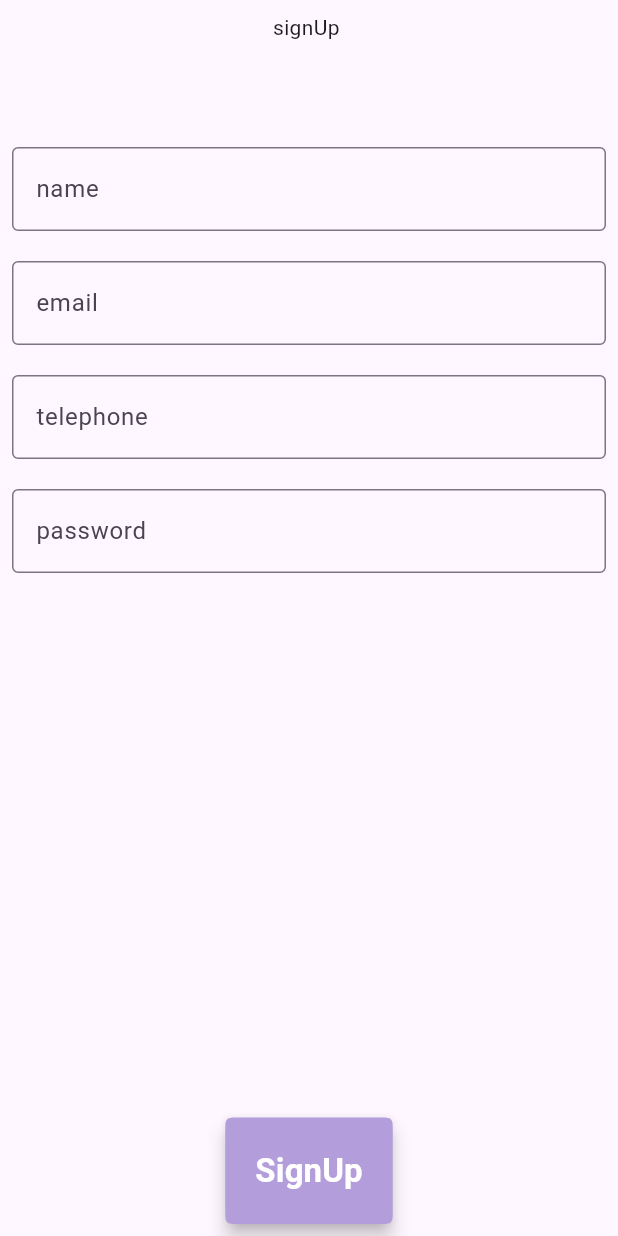
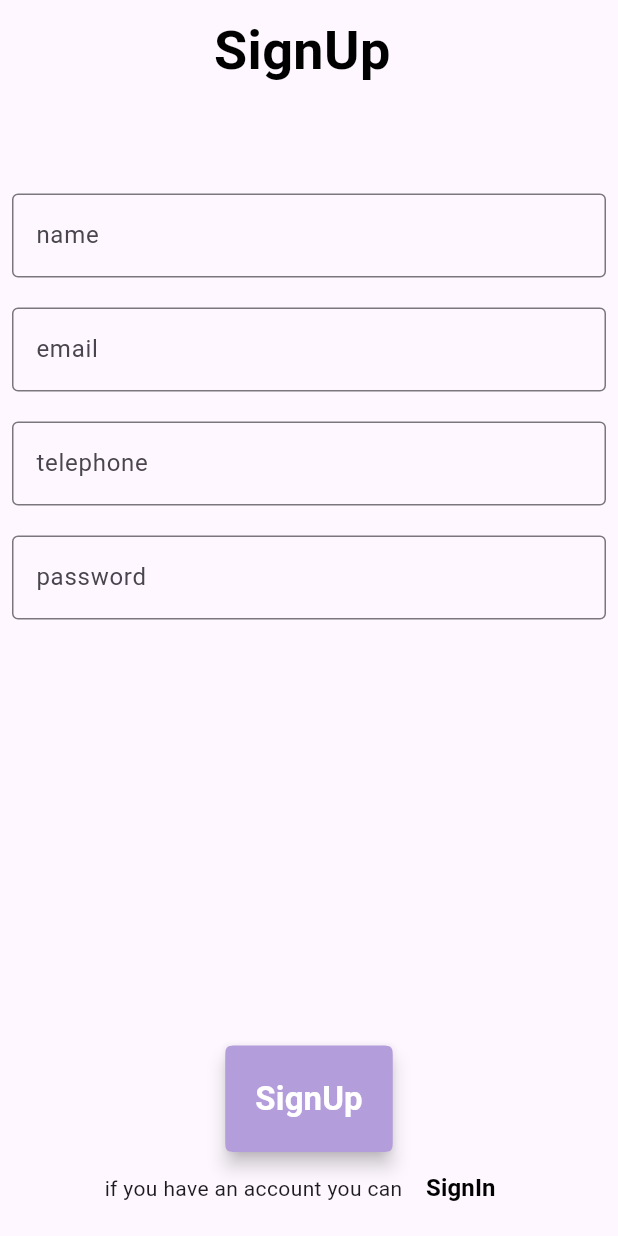
Before and after one commit to RiadHr/form_test, a Flutter app: the screen it shows after launch, on a phone screen of 412 x 824 dp. Run offline on Flutter 3.47's test engine with Material 3 defaults, Android fonts, the phone set to English and light mode, and no system bars.

Commit message:
home_page renamed to singup_page adding some style to global_constant

```diff
--- a/lib/main.dart
+++ b/lib/main.dart
@@ -1,5 +1,5 @@
 import 'package:flutter/material.dart';
-import 'package:form/pages/home_page.dart';
+import 'package:form/pages/signup_page.dart';
 
 void main() {
   runApp(const MyApp());
@@ -17,7 +17,7 @@ class MyApp extends StatelessWidget {
         colorScheme: ColorScheme.fromSeed(seedColor: Colors.deepPurple),
         useMaterial3: true,
       ),
-      home: const HomePage(title: 'Flutter Demo Home Page'),
+      home: const SignupPage(title: 'Flutter Demo Home Page'),
     );
   }
 }
--- a/lib/pages/home_page.dart
+++ b/lib/pages/signup_page.dart
@@ -4,15 +4,15 @@ import 'package:form/widget/custom_form_field.dart';
 import 'package:form/utlis/input_validators.dart';
 import 'package:form/widget/custom_signup_button.dart';
 
-class HomePage extends StatefulWidget {
-  const HomePage({super.key, required this.title});
+class SignupPage extends StatefulWidget {
+  const SignupPage({super.key, required this.title});
   final String title;
 
   @override
-  State<HomePage> createState() => _HomePageState();
+  State<SignupPage> createState() => _SignupPageState();
 }
 
-class _HomePageState extends State<HomePage> {
+class _SignupPageState extends State<SignupPage> {
   @override
   Widget build(BuildContext context) {
     return Scaffold(
@@ -22,7 +22,7 @@ class _HomePageState extends State<HomePage> {
           child: Column(
             mainAxisAlignment: MainAxisAlignment.spaceEvenly,
             children: [
-              Text("signUp ",),
+              const Text("SignUp ",style: GlobalConstant.ktextSingupHeaderStyle,),
               const SizedBox(height: 50,),
               Expanded(
                 child: SingleChildScrollView(
@@ -74,9 +74,19 @@ class _HomePageState extends State<HomePage> {
               ),
               CustomSignupButton(
                   buttonHandler:(){},
-                  buttonContent: "SignUp")
-
-
+                  buttonContent: "SignUp"),
+              Row(
+                mainAxisAlignment: MainAxisAlignment.center,
+                children: [
+                const Text("if you have an account you can "),
+                TextButton(
+                    style: ButtonStyle(
+                      backgroundColor: MaterialStateProperty.all(Colors.transparent),
+                    ),
+                    onPressed: () {},
+                    child: const Text("SignIn",style: GlobalConstant.ktextSingupTextStyle,)
+                )
+              ],)
           ],),
         ),
       ),
--- a/lib/utlis/global_Constant.dart
+++ b/lib/utlis/global_Constant.dart
@@ -8,6 +8,14 @@ class GlobalConstant{
   static final inputFormaterPhoneField = [FilteringTextInputFormatter.allow(RegExp(r"[0-9]"))];
   static final inputFormaterEmailField = [FilteringTextInputFormatter.allow(RegExp(r"[a-zA-Z]+|\s"))];
 
+  static const ktextSingupHeaderStyle = TextStyle(
+    color: Colors.black,
+    fontSize: 36,
+    fontWeight: FontWeight.w700,);
+  static const ktextSingupTextStyle = TextStyle(
+    color: Colors.black,
+    fontSize: 16,
+    fontWeight: FontWeight.w700,);
   static const ktextSingupStyle = TextStyle(
     color: Colors.white,
     fontSize: 22,
@@ -16,6 +24,6 @@ class GlobalConstant{
     shape: MaterialStateProperty.all(ContinuousRectangleBorder(borderRadius: BorderRadius.circular(10))),
       elevation: MaterialStateProperty.all(5),
       backgroundColor: MaterialStateProperty.all(Colors.deepPurple.shade200),
-      padding: MaterialStateProperty.all(EdgeInsets.all(20))
+      padding: MaterialStateProperty.all(const EdgeInsets.all(20))
       );
 }
```
